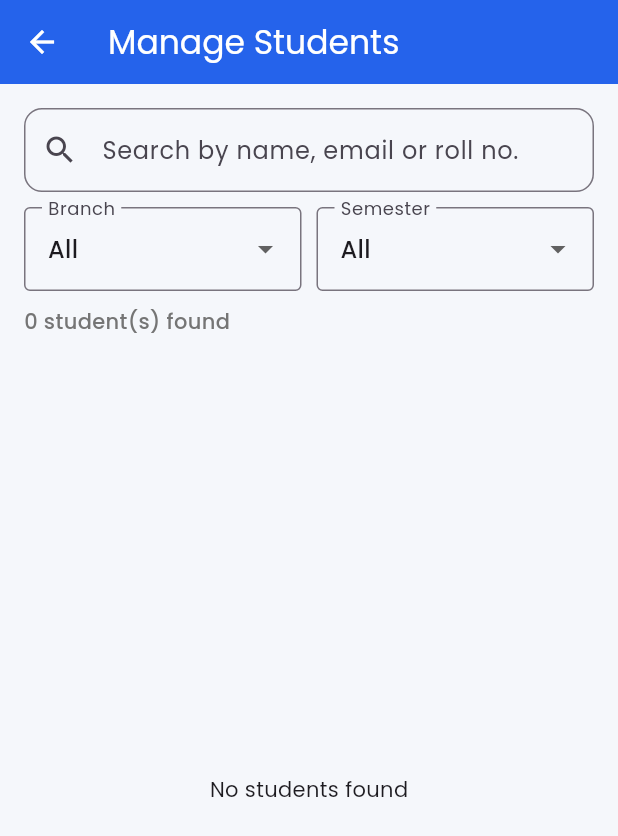
After one commit to bhopaleprachi366-ctrl/hackathon_application, a Flutter app: the AdminDashboard screen opened directly, after a tap on "Manage Students", on a phone screen of 412 x 824 dp. The commit adds this screen. Shown: the top 836 px of the screen. Run offline on Flutter 3.47's test engine with Material 3 defaults, Android fonts, the light colour scheme and no system bars; our stand-ins replace cloud_firestore, firebase_auth, firebase_core, google_fonts; accounts and stored records are empty.

Commit message:
manage student page created at admin side and dashboard updated

```diff
--- a/lib/admin/dashboard.dart
+++ b/lib/admin/dashboard.dart
@@ -1,6 +1,7 @@
 import 'package:flutter/material.dart';
 import 'package:project/admin/manage_cancellation.dart';
 import 'package:project/admin/manage_notice.dart';
+import 'package:project/admin/manage_student.dart';
 import 'package:project/admin/manage_timetable.dart';
 
 import '../theme/app_theme.dart';
@@ -107,7 +108,23 @@ class AdminDashboard extends StatelessWidget {
                 );
               },
             ),
+            const SizedBox(height: 15),
 
+            // Manage Students Card
+            _buildManagementCard(
+              context: context,
+              icon: Icons.people_outline,
+              title: 'Manage Students',
+              subtitle: 'View registered student information',
+              onTap: () {
+                Navigator.push(
+                  context,
+                  MaterialPageRoute(
+                    builder: (context) => const ManageStudentsPage(),
+                  ),
+                );
+              },
+            ),
             const SizedBox(height: 25),
 
             // Quick information
--- /dev/null
+++ b/lib/admin/manage_student.dart
@@ -0,0 +1,365 @@
+import 'package:cloud_firestore/cloud_firestore.dart';
+import 'package:flutter/material.dart';
+
+class ManageStudentsPage extends StatefulWidget {
+  const ManageStudentsPage({super.key});
+
+  @override
+  State<ManageStudentsPage> createState() => _ManageStudentsPageState();
+}
+
+class _ManageStudentsPageState extends State<ManageStudentsPage> {
+  final CollectionReference usersCollection = FirebaseFirestore.instance
+      .collection('users');
+
+  final TextEditingController searchController = TextEditingController();
+
+  String searchText = '';
+  String selectedBranch = 'All';
+  String selectedSemester = 'All';
+
+  final List<String> branches = [
+    'All',
+    'Computer',
+    'IT',
+    'ENTC',
+    'Mechanical',
+    'Civil',
+  ];
+
+  final List<String> semesters = ['All', '1', '2', '3', '4', '5', '6'];
+
+  @override
+  void dispose() {
+    searchController.dispose();
+    super.dispose();
+  }
+
+  @override
+  Widget build(BuildContext context) {
+    return Scaffold(
+      appBar: AppBar(title: const Text('Manage Students')),
+
+      body: StreamBuilder<QuerySnapshot>(
+        stream: usersCollection.where('role', isEqualTo: 'student').snapshots(),
+
+        builder: (context, snapshot) {
+          if (snapshot.connectionState == ConnectionState.waiting) {
+            return const Center(child: CircularProgressIndicator());
+          }
+
+          if (snapshot.hasError) {
+            return Center(
+              child: Text(
+                'Error: ${snapshot.error}',
+                textAlign: TextAlign.center,
+              ),
+            );
+          }
+
+          if (!snapshot.hasData) {
+            return const Center(child: Text('No students found'));
+          }
+
+          final allStudents = snapshot.data!.docs;
+
+          // Filter students
+          final filteredStudents = allStudents.where((document) {
+            final String name = (document['name'] ?? '')
+                .toString()
+                .toLowerCase();
+
+            final String email = (document['email'] ?? '')
+                .toString()
+                .toLowerCase();
+
+            final String rollNo = (document['rollNo'] ?? '')
+                .toString()
+                .toLowerCase();
+
+            final String branch = (document['branch'] ?? '').toString();
+
+            final String semester = (document['semester'] ?? '').toString();
+
+            final String search = searchText.toLowerCase().trim();
+
+            final bool matchesSearch =
+                name.contains(search) ||
+                email.contains(search) ||
+                rollNo.contains(search);
+
+            final bool matchesBranch =
+                selectedBranch == 'All' || branch == selectedBranch;
+
+            final bool matchesSemester =
+                selectedSemester == 'All' || semester == selectedSemester;
+
+            return matchesSearch && matchesBranch && matchesSemester;
+          }).toList();
+
+          return Column(
+            children: [
+              // Search Bar
+              Padding(
+                padding: const EdgeInsets.fromLTRB(16, 16, 16, 10),
+                child: TextField(
+                  controller: searchController,
+                  onChanged: (value) {
+                    setState(() {
+                      searchText = value;
+                    });
+                  },
+                  decoration: InputDecoration(
+                    hintText: 'Search by name, email or roll no.',
+                    prefixIcon: const Icon(Icons.search),
+                    suffixIcon: searchText.isNotEmpty
+                        ? IconButton(
+                            onPressed: () {
+                              searchController.clear();
+
+                              setState(() {
+                                searchText = '';
+                              });
+                            },
+                            icon: const Icon(Icons.clear),
+                          )
+                        : null,
+                    border: OutlineInputBorder(
+                      borderRadius: BorderRadius.circular(12),
+                    ),
+                  ),
+                ),
+              ),
+
+              // Filters
+              Padding(
+                padding: const EdgeInsets.symmetric(horizontal: 16),
+                child: Row(
+                  children: [
+                    // Branch Filter
+                    Expanded(
+                      child: DropdownButtonFormField<String>(
+                        value: selectedBranch,
+                        decoration: const InputDecoration(
+                          labelText: 'Branch',
+                          border: OutlineInputBorder(),
+                        ),
+                        items: branches.map((branch) {
+                          return DropdownMenuItem(
+                            value: branch,
+                            child: Text(branch),
+                          );
+                        }).toList(),
+                        onChanged: (value) {
+                          if (value != null) {
+                            setState(() {
+                              selectedBranch = value;
+                            });
+                          }
+                        },
+                      ),
+                    ),
+
+                    const SizedBox(width: 10),
+
+                    // Semester Filter
+                    Expanded(
+                      child: DropdownButtonFormField<String>(
+                        value: selectedSemester,
+                        decoration: const InputDecoration(
+                          labelText: 'Semester',
+                          border: OutlineInputBorder(),
+                        ),
+                        items: semesters.map((semester) {
+                          return DropdownMenuItem(
+                            value: semester,
+                            child: Text(semester),
+                          );
+                        }).toList(),
+                        onChanged: (value) {
+                          if (value != null) {
+                            setState(() {
+                              selectedSemester = value;
+                            });
+                          }
+                        },
+                      ),
+                    ),
+                  ],
+                ),
+              ),
+
+              const SizedBox(height: 10),
+
+              // Student count
+              Padding(
+                padding: const EdgeInsets.symmetric(horizontal: 16),
+                child: Align(
+                  alignment: Alignment.centerLeft,
+                  child: Text(
+                    '${filteredStudents.length} student(s) found',
+                    style: TextStyle(
+                      color: Colors.grey.shade600,
+                      fontWeight: FontWeight.w500,
+                    ),
+                  ),
+                ),
+              ),
+
+              const SizedBox(height: 5),
+
+              // Student List
+              Expanded(
+                child: filteredStudents.isEmpty
+                    ? const Center(child: Text('No students found'))
+                    : ListView.builder(
+                        padding: const EdgeInsets.all(16),
+                        itemCount: filteredStudents.length,
+                        itemBuilder: (context, index) {
+                          final document = filteredStudents[index];
+
+                          final String name = document['name'] ?? '';
+
+                          final String email = document['email'] ?? '';
+
+                          final String image = document['image'] ?? '';
+
+                          final String rollNo = document['rollNo'] ?? '';
+
+                          final String branch = document['branch'] ?? '';
+
+                          final String semester = document['semester'] ?? '';
+
+                          return Card(
+                            margin: const EdgeInsets.only(bottom: 15),
+                            child: Padding(
+                              padding: const EdgeInsets.all(15),
+                              child: Column(
+                                children: [
+                                  Row(
+                                    children: [
+                                      // Student image
+                                      CircleAvatar(
+                                        radius: 30,
+                                        backgroundImage: image.isNotEmpty
+                                            ? NetworkImage(image)
+                                            : null,
+                                        child: image.isEmpty
+                                            ? const Icon(Icons.person, size: 30)
+                                            : null,
+                                      ),
+
+                                      const SizedBox(width: 15),
+
+                                      // Name and Email
+                                      Expanded(
+                                        child: Column(
+                                          crossAxisAlignment:
+                                              CrossAxisAlignment.start,
+                                          children: [
+                                            Text(
+                                              name.isEmpty ? 'No Name' : name,
+                                              style: const TextStyle(
+                                                fontSize: 18,
+                                                fontWeight: FontWeight.bold,
+                                              ),
+                                            ),
+
+                                            const SizedBox(height: 5),
+
+                                            Text(
+                                              email,
+                                              style: TextStyle(
+                                                color: Colors.grey.shade600,
+                                              ),
+                                            ),
+                                          ],
+                                        ),
+                                      ),
+                                    ],
+                                  ),
+
+                                  const Divider(height: 25),
+
+                                  Row(
+                                    children: [
+                                      Expanded(
+                                        child: _studentInfo(
+                                          Icons.badge,
+                                          'Roll No',
+                                          rollNo,
+                                        ),
+                                      ),
+                                      Expanded(
+                                        child: _studentInfo(
+                                          Icons.school,
+                                          'Branch',
+                                          branch,
+                                        ),
+                                      ),
+                                    ],
+                                  ),
+
+                                  const SizedBox(height: 15),
+
+                                  Row(
+                                    children: [
+                                      Expanded(
+                                        child: _studentInfo(
+                                          Icons.menu_book,
+                                          'Semester',
+                                          semester,
+                                        ),
+                                      ),
+                                      Expanded(
+                                        child: _studentInfo(
+                                          Icons.person,
+                                          'Role',
+                                          'Student',
+                                        ),
+                                      ),
+                                    ],
+                                  ),
+                                ],
+                              ),
+                            ),
+                          );
+                        },
+                      ),
+              ),
+            ],
+          );
+        },
+      ),
+    );
+  }
+
+  Widget _studentInfo(IconData icon, String title, String value) {
+    return Row(
+      children: [
+        Icon(icon, size: 20),
+
+        const SizedBox(width: 8),
+
+        Expanded(
+          child: Column(
+            crossAxisAlignment: CrossAxisAlignment.start,
+            children: [
+              Text(
+                title,
+                style: TextStyle(fontSize: 12, color: Colors.grey.shade600),
+              ),
+
+              const SizedBox(height: 2),
+
+              Text(
+                value.isEmpty ? '-' : value,
+                style: const TextStyle(fontWeight: FontWeight.w500),
+              ),
+            ],
+          ),
+        ),
+      ],
+    );
+  }
+}
```
